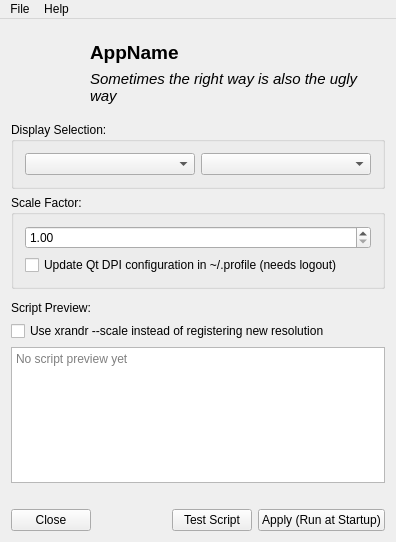
This is src/MainWindow.ui in alex-spataru/HiDPI-Fixer as Qt 5 draws it before an edit. The edited form follows.
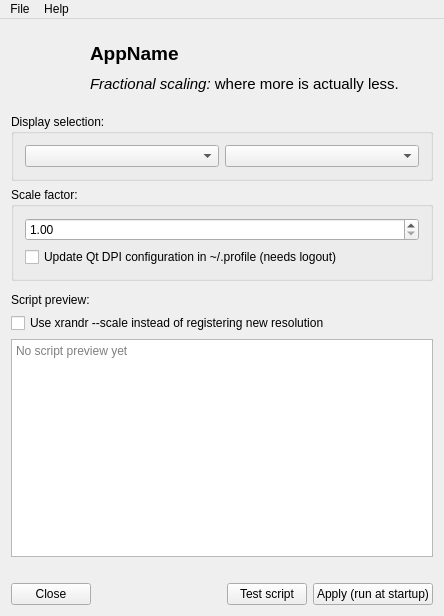
This is the edited form. Icons and pictures are not drawn.

The edit to the form file:
```diff
--- a/src/MainWindow.ui
+++ b/src/MainWindow.ui
@@ -6,8 +6,8 @@
    <rect>
     <x>0</x>
     <y>0</y>
-    <width>396</width>
-    <height>542</height>
+    <width>444</width>
+    <height>616</height>
    </rect>
   </property>
   <property name="windowTitle">
@@ -66,7 +66,6 @@
             <property name="font">
              <font>
               <pointsize>14</pointsize>
-              <weight>75</weight>
               <italic>false</italic>
               <bold>true</bold>
              </font>
@@ -81,11 +80,16 @@
             <property name="font">
              <font>
               <pointsize>11</pointsize>
-              <italic>true</italic>
+              <italic>false</italic>
+              <bold>false</bold>
+              <strikeout>false</strikeout>
              </font>
             </property>
             <property name="text">
-             <string>Sometimes the right way is also the ugly way</string>
+             <string>&lt;html&gt;&lt;head/&gt;&lt;body&gt;&lt;p&gt;&lt;span style=&quot; font-style:italic;&quot;&gt;Fractional scaling:&lt;/span&gt; where more is actually less.&lt;/p&gt;&lt;/body&gt;&lt;/html&gt;</string>
+            </property>
+            <property name="textFormat">
+             <enum>Qt::RichText</enum>
             </property>
             <property name="wordWrap">
              <bool>true</bool>
@@ -101,7 +105,7 @@
     <item>
      <widget class="QGroupBox" name="groupBox_4">
       <property name="title">
-       <string>Display Selection:</string>
+       <string>Display selection:</string>
       </property>
       <layout class="QHBoxLayout" name="horizontalLayout">
        <item>
@@ -116,7 +120,7 @@
     <item>
      <widget class="QGroupBox" name="groupBox_2">
       <property name="title">
-       <string>Scale Factor:</string>
+       <string>Scale factor:</string>
       </property>
       <layout class="QVBoxLayout" name="verticalLayout_3" stretch="0,0">
        <item>
@@ -166,7 +170,7 @@
     <item>
      <widget class="QLabel" name="label">
       <property name="text">
-       <string>Script Preview:</string>
+       <string>Script preview:</string>
       </property>
      </widget>
     </item>
@@ -228,14 +232,14 @@
       <item>
        <widget class="QPushButton" name="TestButton">
         <property name="text">
-         <string>Test Script</string>
+         <string>Test script</string>
         </property>
        </widget>
       </item>
       <item>
        <widget class="QPushButton" name="SaveScriptButton">
         <property name="text">
-         <string>Apply (Run at Startup)</string>
+         <string>Apply (run at startup)</string>
         </property>
        </widget>
       </item>
@@ -248,8 +252,8 @@
     <rect>
      <x>0</x>
      <y>0</y>
-     <width>396</width>
-     <height>23</height>
+     <width>444</width>
+     <height>28</height>
     </rect>
    </property>
    <widget class="QMenu" name="FileMenu">
```
